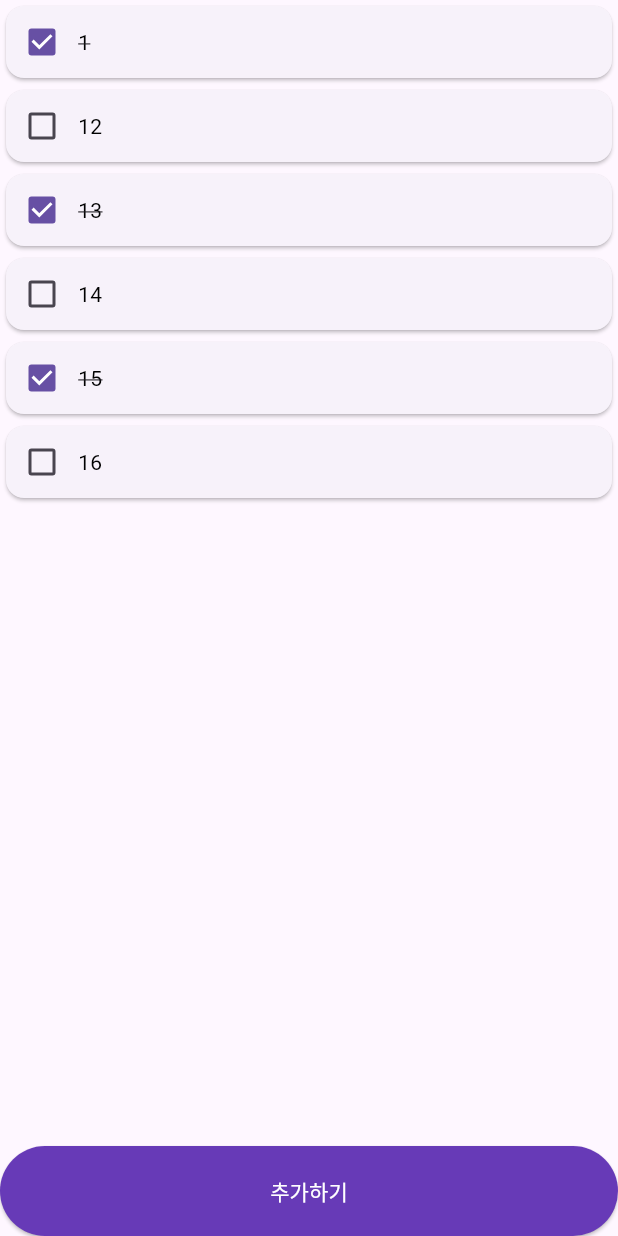
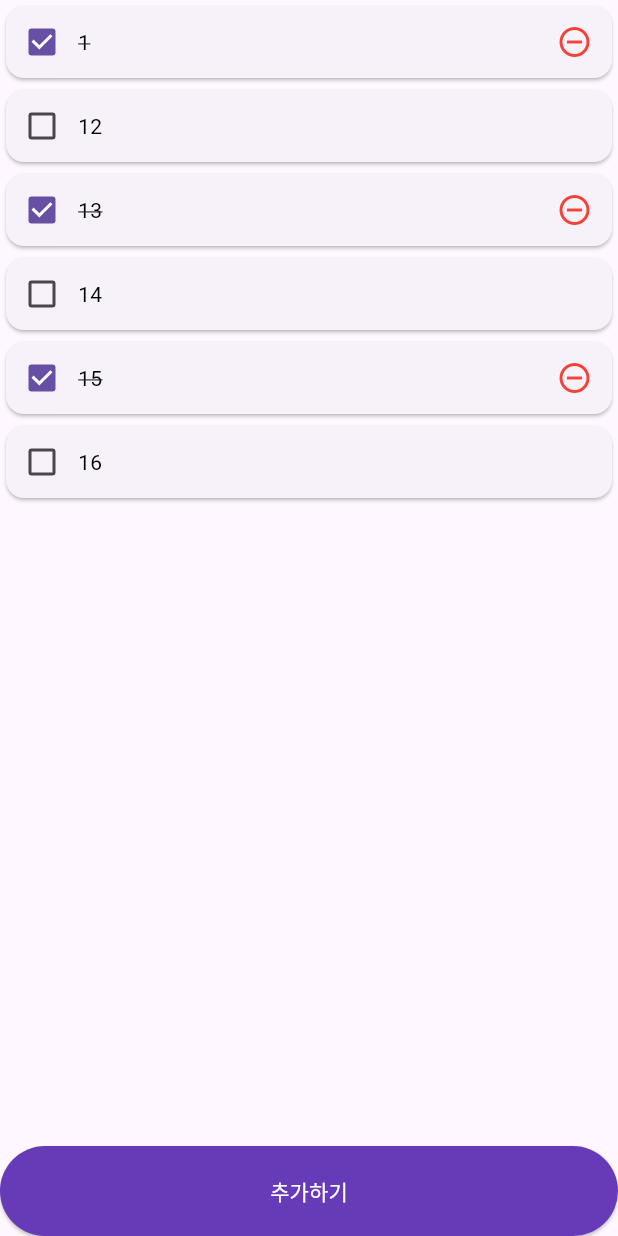
Before and after one commit to monet2155/codereview_todo_list, a Flutter app: the screen it shows after launch, on a phone screen of 412 x 824 dp. Run offline on Flutter 3.47's test engine with Material 3 defaults, Android fonts, the phone set to English and light mode, and no system bars.

Commit message:
feat: todo 삭제 추가

```diff
--- a/lib/screen/home/home_page.dart
+++ b/lib/screen/home/home_page.dart
@@ -32,7 +32,14 @@ class _HomePageState extends State<HomePage> {
               child: ListView.builder(
                 itemCount: todoList.length,
                 itemBuilder: (context, index) {
-                  return TodoCardWidget(todo: todoList[index]);
+                  return TodoCardWidget(
+                    todo: todoList[index],
+                    removeList: () {
+                      setState(() {
+                        todoList.removeAt(index);
+                      });
+                    },
+                  );
                 },
               ),
             ),
--- a/lib/screen/home/widgets/todo_card_widget.dart
+++ b/lib/screen/home/widgets/todo_card_widget.dart
@@ -2,9 +2,10 @@ import 'package:codereview_todo_list/model/to_do_model.dart';
 import 'package:flutter/material.dart';
 
 class TodoCardWidget extends StatefulWidget {
-  const TodoCardWidget({super.key, required this.todo});
+  const TodoCardWidget({super.key, required this.todo, required this.removeList});
 
   final ToDoModel todo;
+  final Function() removeList;
 
   @override
   State<TodoCardWidget> createState() => _TodoCardWidgetState();
@@ -25,6 +26,16 @@ class _TodoCardWidgetState extends State<TodoCardWidget> {
             },
           ),
           Text(widget.todo.name, style: TextStyle(color: Colors.black, decoration: widget.todo.isDone ? TextDecoration.lineThrough : null)),
+
+          Spacer(),
+          GestureDetector(
+            onTap: () {
+              if (widget.todo.isDone) {
+                widget.removeList();
+              }
+            },
+            child: SizedBox(width: 50, child: widget.todo.isDone ? Icon(Icons.remove_circle_outline, color: Colors.red) : SizedBox()),
+          ),
         ],
       ),
     );
```
